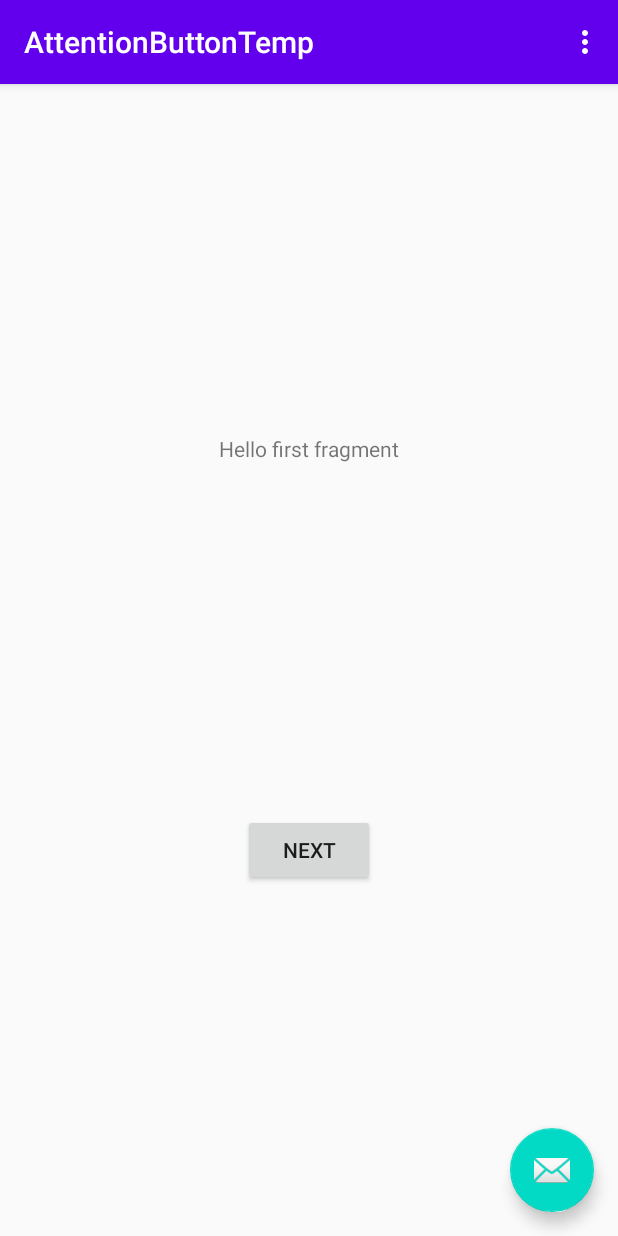
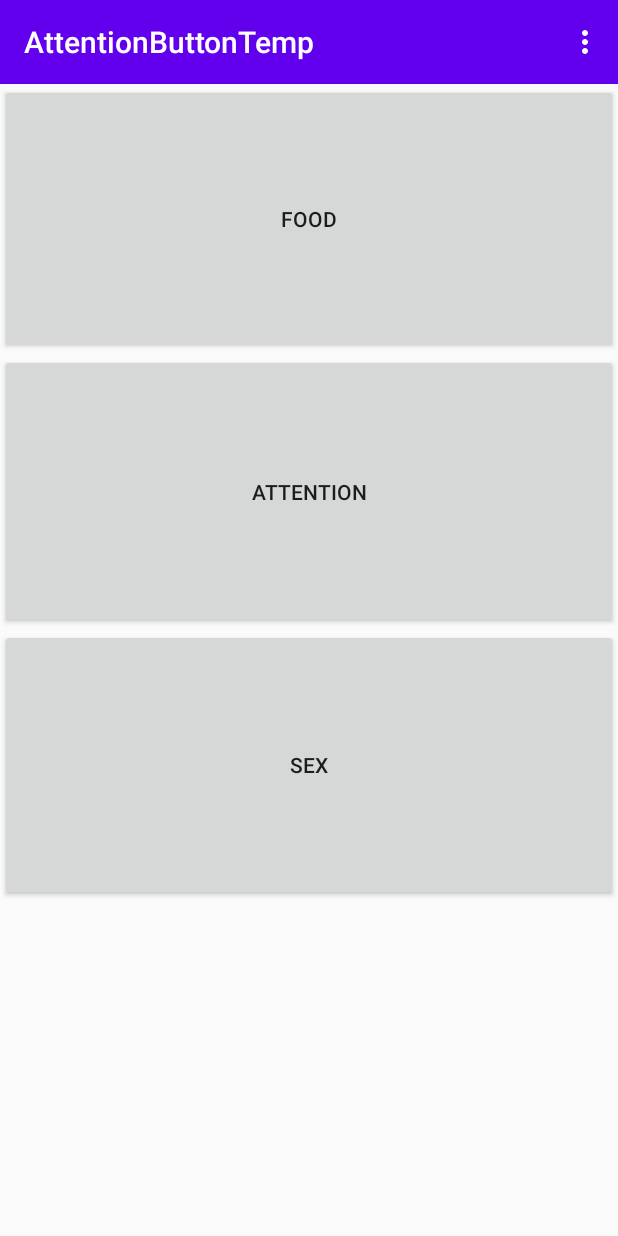
Before and after one commit to daniel-deans/AttentionButton, an Android app: the screen it shows after launch (MainActivity), on a phone screen of 412 x 824 dp. Run offline under Robolectric (Android 15) with nearby library versions, the phone set to English and light mode, and no system bars; 2 statements that could not run were skipped.

Commit message:
Figured out how buttons work, kinda

```diff
--- a/app/src/main/res/layout/activity_main.xml
+++ b/app/src/main/res/layout/activity_main.xml
@@ -1,33 +1,44 @@
 <?xml version="1.0" encoding="utf-8"?>
-<androidx.coordinatorlayout.widget.CoordinatorLayout xmlns:android="http://schemas.android.com/apk/res/android"
+<androidx.constraintlayout.widget.ConstraintLayout xmlns:android="http://schemas.android.com/apk/res/android"
     xmlns:app="http://schemas.android.com/apk/res-auto"
     xmlns:tools="http://schemas.android.com/tools"
     android:layout_width="match_parent"
     android:layout_height="match_parent"
     tools:context=".MainActivity">
 
-    <com.google.android.material.appbar.AppBarLayout
+    <LinearLayout
         android:layout_width="match_parent"
-        android:layout_height="wrap_content"
-        android:theme="@style/AppTheme.AppBarOverlay">
+        android:layout_height="match_parent"
+        android:orientation="vertical"
+        app:layout_constraintTop_toTopOf="parent">
 
         <androidx.appcompat.widget.Toolbar
             android:id="@+id/toolbar"
             android:layout_width="match_parent"
-            android:layout_height="?attr/actionBarSize"
+            android:layout_height="wrap_content"
             android:background="?attr/colorPrimary"
-            app:popupTheme="@style/AppTheme.PopupOverlay" />
+            android:minHeight="?attr/actionBarSize"
+            android:text="What do you need?"
+            android:theme="?attr/actionBarTheme" />
 
-    </com.google.android.material.appbar.AppBarLayout>
+        <Button
+            android:id="@+id/button9"
+            android:layout_width="match_parent"
+            android:layout_height="180dp"
+            android:text="FOOD" />
 
-    <include layout="@layout/content_main" />
+        <Button
+            android:id="@+id/button11"
+            android:layout_width="match_parent"
+            android:layout_height="183dp"
+            android:text="ATTENTION" />
 
-    <com.google.android.material.floatingactionbutton.FloatingActionButton
-        android:id="@+id/fab"
-        android:layout_width="wrap_content"
-        android:layout_height="wrap_content"
-        android:layout_gravity="bottom|end"
-        android:layout_margin="@dimen/fab_margin"
-        app:srcCompat="@android:drawable/ic_dialog_email" />
+        <Button
+            android:id="@+id/button12"
+            android:layout_width="match_parent"
+            android:layout_height="181dp"
+            android:text="SEX" />
 
-</androidx.coordinatorlayout.widget.CoordinatorLayout>
+    </LinearLayout>
+
+</androidx.constraintlayout.widget.ConstraintLayout>
```
